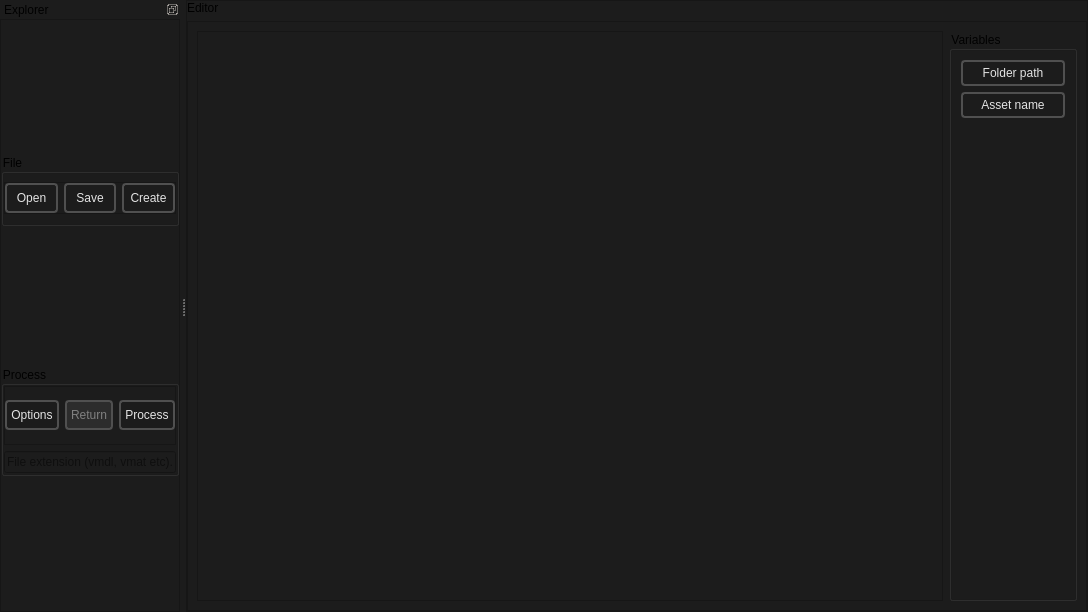
This is src/BatchCreator_legacy/BatchCreator_main.ui in dertwist/Hammer5Tools as Qt 5 draws it before an edit. The edited form follows.
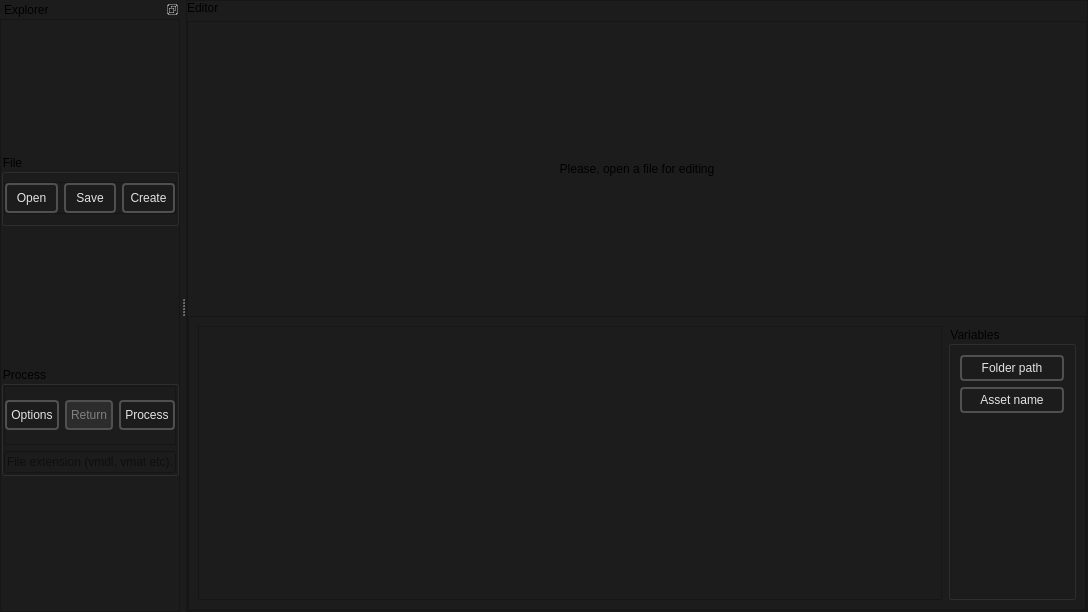
This is the edited form. Icons and pictures are not drawn.

Commit message: Batchcreator placeholder text

Patch:
```diff
--- a/src/BatchCreator_legacy/BatchCreator_main.ui
+++ b/src/BatchCreator_legacy/BatchCreator_main.ui
@@ -62,6 +62,46 @@
         </widget>
        </item>
        <item>
+        <widget class="QFrame" name="frame_4">
+         <property name="frameShape">
+          <enum>QFrame::Shape::StyledPanel</enum>
+         </property>
+         <property name="frameShadow">
+          <enum>QFrame::Shadow::Raised</enum>
+         </property>
+         <layout class="QVBoxLayout" name="verticalLayout_7">
+          <property name="spacing">
+           <number>0</number>
+          </property>
+          <property name="leftMargin">
+           <number>0</number>
+          </property>
+          <property name="topMargin">
+           <number>0</number>
+          </property>
+          <property name="rightMargin">
+           <number>0</number>
+          </property>
+          <property name="bottomMargin">
+           <number>0</number>
+          </property>
+          <item>
+           <widget class="QLabel" name="label_editor_placeholder">
+            <property name="sizePolicy">
+             <sizepolicy hsizetype="Preferred" vsizetype="Expanding">
+              <horstretch>0</horstretch>
+              <verstretch>0</verstretch>
+             </sizepolicy>
+            </property>
+            <property name="text">
+             <string>Please, open a file for editing</string>
+            </property>
+            <property name="alignment">
+             <set>Qt::AlignmentFlag::AlignCenter</set>
+            </property>
+           </widget>
+          </item>
+          <item>
         <widget class="QFrame" name="frame_6">
          <property name="frameShape">
           <enum>QFrame::Shape::StyledPanel</enum>
@@ -173,6 +213,9 @@
                 </size>
                </property>
               </spacer>
+                </item>
+               </layout>
+              </widget>
              </item>
             </layout>
            </widget>
```
Lines whose indentation alone changed are shown as unchanged. The commit also changes 5 other files.
